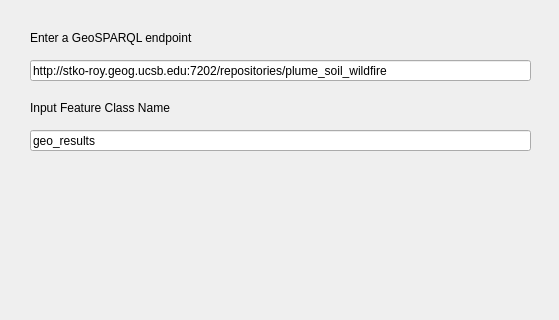
KnowWhereGraph/geoenrichment-qgis, file kwg_geoenrichment/kwg_linkedData_relationship_finder_dialog_base.ui: the form before one commit; both pictures show x 0 to 559 and y 0 to 320 of the 559 by 531 pixel window.
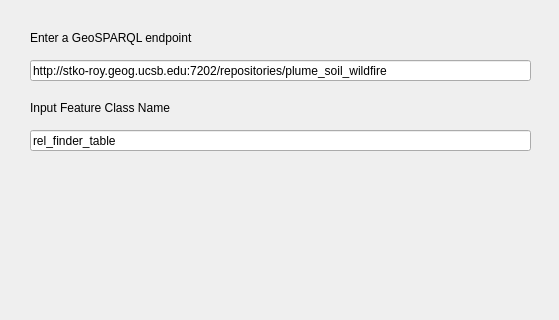
The form after the commit.

Commit message:
Closing the dialog box before running the tool
Closing the dialog box before running the tool

```diff
--- a/kwg_geoenrichment/kwg_linkedData_relationship_finder_dialog_base.ui
+++ b/kwg_geoenrichment/kwg_linkedData_relationship_finder_dialog_base.ui
@@ -62,7 +62,7 @@
     </rect>
    </property>
    <property name="text">
-    <string>geo_results</string>
+    <string>rel_finder_table</string>
    </property>
   </widget>
   <widget class="QPushButton" name="addContent">
```
The commit also changes 1 other file.
